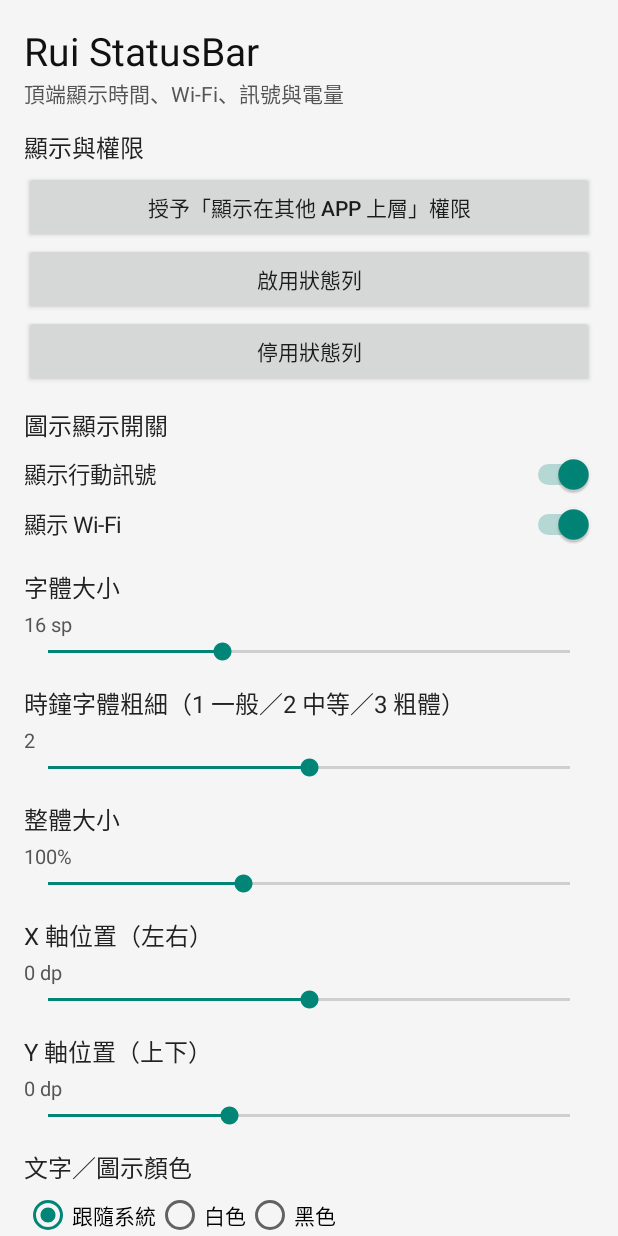
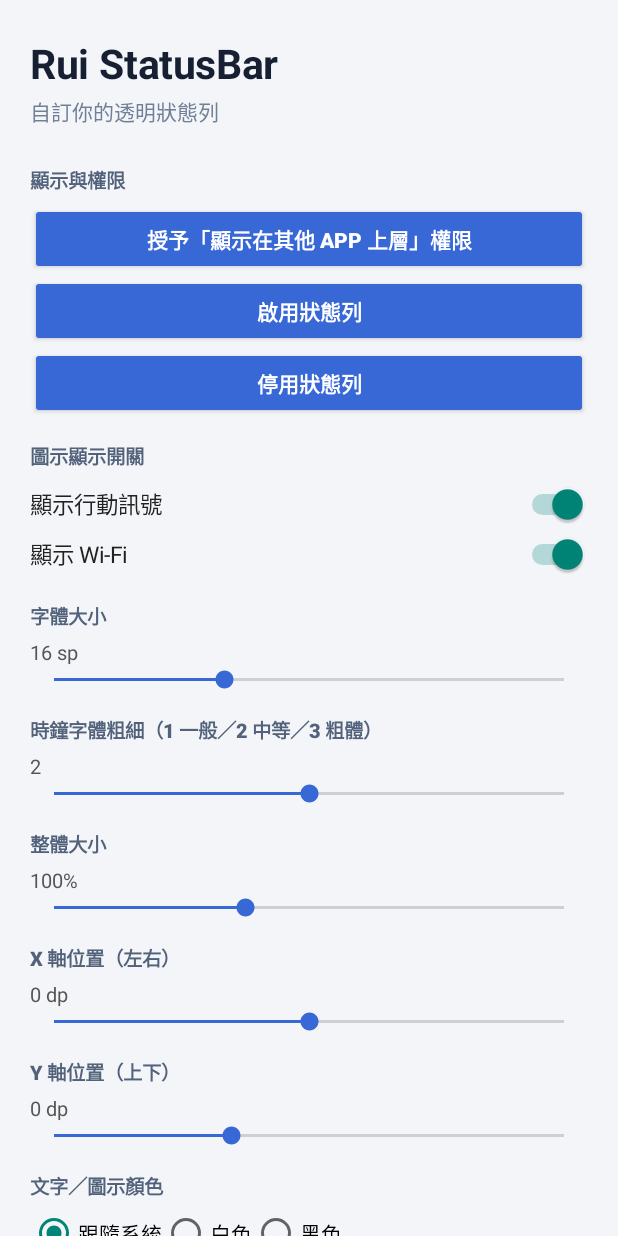
Before and after one commit to edisoneden527787-lab/DynamicIslandPro, an Android app: the screen it shows after launch (MainActivity), on a phone screen of 412 x 824 dp. Run offline under Robolectric (Android 15) with nearby library versions, the phone set to English and light mode, and no system bars; 1 statement that could not run was skipped.

Commit message:
Refresh Rui StatusBar settings UI styling

```diff
--- a/app/src/main/java/com/rui/statusbar/MainActivity.kt
+++ b/app/src/main/java/com/rui/statusbar/MainActivity.kt
@@ -9,6 +9,10 @@ import android.os.Build
 import android.os.Bundle
 import android.provider.Settings
 import android.widget.*
+import android.content.res.ColorStateList
+import android.graphics.Typeface
+import android.graphics.Color
+import android.view.ViewGroup
 
 class MainActivity : Activity() {
     private val prefs by lazy { getSharedPreferences("rui_statusbar", MODE_PRIVATE) }
@@ -23,18 +27,22 @@ class MainActivity : Activity() {
     private fun buildUi() {
         val root = LinearLayout(this).apply {
             orientation = LinearLayout.VERTICAL
-            setPadding(24, 24, 24, 24)
-            setBackgroundColor(0xFFF5F5F5.toInt())
+            val d = resources.displayMetrics.density
+            setPadding((20*d).toInt(), (24*d).toInt(), (20*d).toInt(), (32*d).toInt())
+            setBackgroundColor(0xFFF3F5F9.toInt())
         }
         root.addView(TextView(this).apply {
             text = "Rui StatusBar"
-            textSize = 26f
-            setTextColor(0xFF111111.toInt())
+            textSize = 27f
+            typeface = Typeface.create("sans-serif", Typeface.BOLD)
+            setTextColor(0xFF172033.toInt())
+            setPadding(0, 0, 0, 5)
         })
         status = TextView(this).apply {
-            text = "頂端顯示時間、Wi-Fi、訊號與電量"
+            text = "自訂你的透明狀態列"
             textSize = 14f
-            setTextColor(0xFF555555.toInt())
+            setTextColor(0xFF718096.toInt())
+            setPadding(0, 0, 0, 16)
         }
         root.addView(status)
         root.addView(label("顯示與權限"))
@@ -108,19 +116,31 @@ class MainActivity : Activity() {
 
     private fun label(s: String) = TextView(this).apply {
         text = s
-        textSize = 16f
-        setTextColor(0xFF222222.toInt())
-        setPadding(0, 20, 0, 6)
+        textSize = 13f
+        typeface = Typeface.create("sans-serif-medium", Typeface.BOLD)
+        setTextColor(0xFF52627A.toInt())
+        setPadding(0, 22, 0, 8)
     }
 
     private fun button(s: String, action: () -> Unit) = Button(this).apply {
         text = s
+        textAllCaps = false
+        textSize = 14f
+        typeface = Typeface.create("sans-serif-medium", Typeface.BOLD)
+        setTextColor(Color.WHITE)
+        backgroundTintList = ColorStateList.valueOf(0xFF3867D6.toInt())
+        setPadding(18, 8, 18, 8)
         setOnClickListener { action() }
     }
 
     private fun addSlider(root: LinearLayout, min: Int, max: Int, value: Int, suffix: String, changed: (Int) -> Unit) {
         val valueText = TextView(this).apply { textSize = 13f; setTextColor(0xFF555555.toInt()) }
-        val seek = SeekBar(this).apply { this.max = max - min; progress = (value - min).coerceIn(0, this.max) }
+        val seek = SeekBar(this).apply {
+            this.max = max - min
+            progress = (value - min).coerceIn(0, this.max)
+            progressTintList = ColorStateList.valueOf(0xFF3867D6.toInt())
+            thumbTintList = ColorStateList.valueOf(0xFF3867D6.toInt())
+        }
         fun show(v: Int) { valueText.text = v.toString() + suffix }
         show(value)
         seek.setOnSeekBarChangeListener(object : SeekBar.OnSeekBarChangeListener {
```
